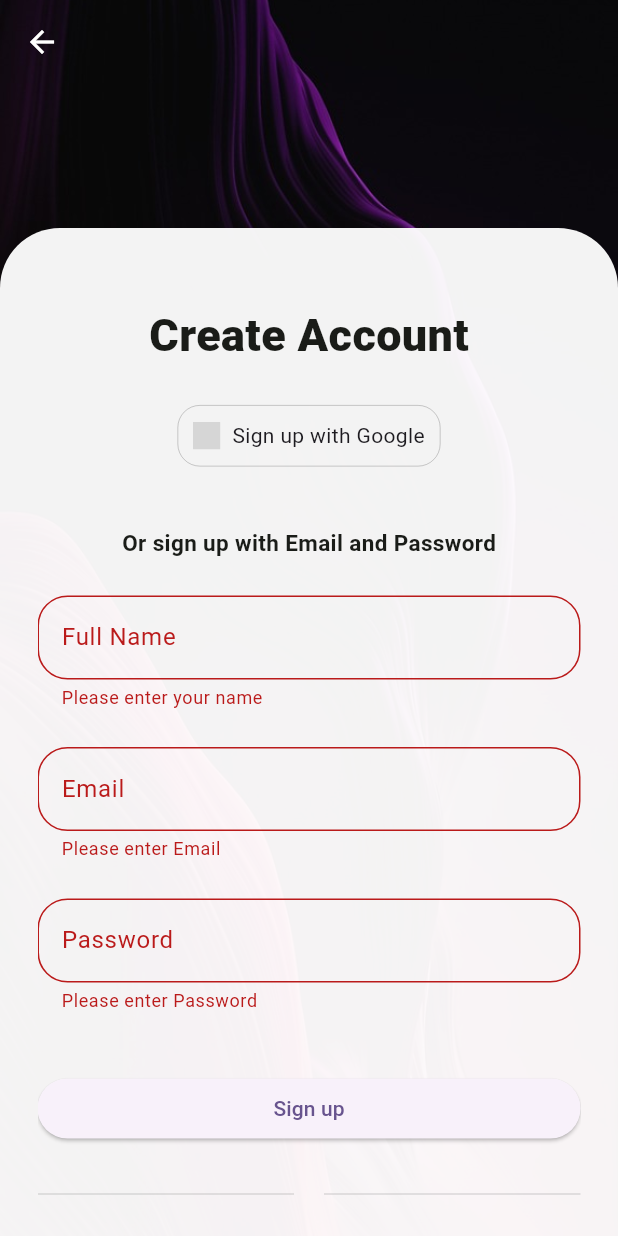
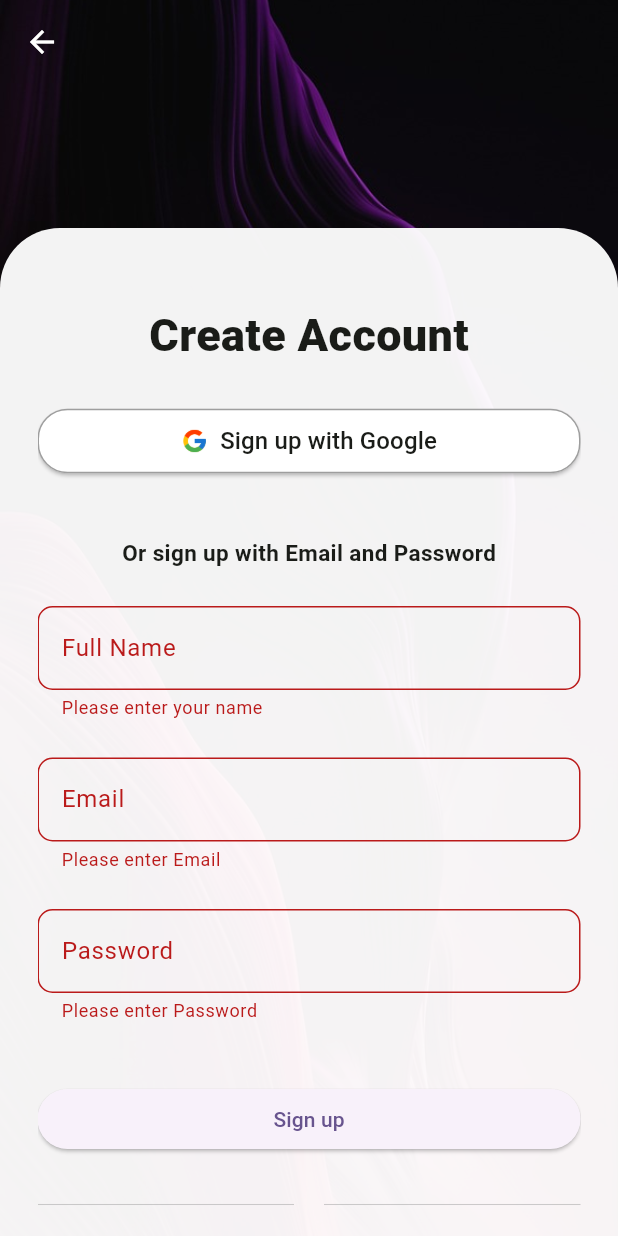
Before and after one commit to preetiGusain/warranti_app, a Flutter app: the SignupScreen screen opened directly, after a tap on "Sign up", on a phone screen of 412 x 824 dp. Run offline on Flutter 3.47's test engine with Material 3 defaults, Android fonts, the phone set to English and light mode, and no system bars; our stand-ins replace flutter_secure_storage, google_sign_in, image_picker; accounts and stored records are empty; grey boxes are pictures that could not be loaded.

Commit message:
Added loaders in signup screen buttons

```diff
--- a/lib/screens/signup_screen.dart
+++ b/lib/screens/signup_screen.dart
@@ -1,5 +1,4 @@
 import 'package:flutter/material.dart';
-import 'package:icons_plus/icons_plus.dart';
 import 'package:warranti_app/screens/signin_screen.dart';
 import 'package:warranti_app/service/auth_service.dart';
 import 'package:warranti_app/theme/theme.dart';
@@ -13,24 +12,30 @@ class SignupScreen extends StatefulWidget {
 }
 
 class _SignupScreenState extends State<SignupScreen> {
-  final _formSignInKey = GlobalKey<FormState>();
+  final _formSignUpKey = GlobalKey<FormState>();
+  final AuthService _authService = AuthService();
+
   String username = '';
   String email = '';
   String password = '';
+  bool _isGoogleLoading = false;
+  bool _isSignupLoading = false;
 
-  final AuthService _authService = AuthService();
+  void _signUp() async {
+    if (_formSignUpKey.currentState?.validate() ?? false) {
+      bool success = await _authService.signUpWithEmailPassword(username, email, password, context);
+      if (!success) {
+        ScaffoldMessenger.of(context).showSnackBar(const SnackBar(content: Text('Sign-up failed!')));
+      }
+    }
+  }
 
   @override
   Widget build(BuildContext context) {
     return CustomScaffold(
       child: Column(
         children: [
-          const Expanded(
-            flex: 1,
-            child: SizedBox(
-              height: 10,
-            ),
-          ),
+          const Expanded(flex: 1, child: SizedBox(height: 10)),
           Expanded(
             flex: 7,
             child: Container(
@@ -40,10 +45,11 @@ class _SignupScreenState extends State<SignupScreen> {
                 borderRadius: BorderRadius.only(
                   topLeft: Radius.circular(40.0),
                   topRight: Radius.circular(40.0),
-                  )),
+                ),
+              ),
               child: SingleChildScrollView(
                 child: Form(
-                  key: _formSignInKey,
+                  key: _formSignUpKey,
                   child: Column(
                     crossAxisAlignment: CrossAxisAlignment.center,
                     children: [
@@ -55,39 +61,45 @@ class _SignupScreenState extends State<SignupScreen> {
                           color: lightColorScheme.primary,
                         ),
                       ),
-                      const SizedBox(
-                        height: 25.0,
-                      ),
-                      // Google signup button
+                      const SizedBox(height: 25.0),
+
+                      // Google signup button (simplified to match SigninScreen)
                       SizedBox(
                         width: double.infinity,
-                        child: Row(
-                          mainAxisAlignment: MainAxisAlignment.spaceEvenly,
-                          children: [
-                            Container(
+                        child: ElevatedButton.icon(
+                          style: ElevatedButton.styleFrom(
+                            foregroundColor: Colors.black,
+                            backgroundColor: Colors.white,
                             padding: const EdgeInsets.all(10),
-                              decoration: BoxDecoration(
-                                border: Border.all(
-                                    color: Colors.black26, width: 0.5),
-                                borderRadius: BorderRadius.circular(15),
+                            shape: RoundedRectangleBorder(
+                              borderRadius: BorderRadius.circular(20),
                             ),
-                              child: Row(
-                                children: [
-                                  Logo(
-                                    Logos.google,
-                                    size: 18,
+                            side: const BorderSide(color: Colors.grey),
                           ),
-                                  const SizedBox(width: 8),
-                                  const Text('Sign up with Google'),
-                                ],
+                          icon: _isGoogleLoading
+                              ? const CircularProgressIndicator(color: Colors.black12, strokeWidth: 3)
+                              : Image.asset('assets/images/google_logo.png', height: 18),
+                          label: Text(
+                            'Sign up with Google',
+                            style: TextStyle(
+                              fontSize: 16,
+                              color: lightColorScheme.primary,
                             ),
                           ),
-                          ],
+                          onPressed: () async {
+                            if (_isGoogleLoading) return;
+                            setState(() => _isGoogleLoading = true);
+                            bool success = await _authService.signInWithGoogle(context);
+                            setState(() => _isGoogleLoading = false);
+                            if (!success) {
+                              ScaffoldMessenger.of(context).showSnackBar(const SnackBar(content: Text('Sign-up failed!')));
+                            }
+                          },
                         ),
                       ),
-                      const SizedBox(
-                        height: 40.0,
-                      ),
+
+                      const SizedBox(height: 40.0),
+
                       Text(
                         'Or sign up with Email and Password',
                         style: TextStyle(
@@ -96,10 +108,9 @@ class _SignupScreenState extends State<SignupScreen> {
                           color: lightColorScheme.primary,
                         ),
                       ),
-                      const SizedBox(
-                        height: 25.0,
-                      ),
-                      //Full name
+                      const SizedBox(height: 25.0),
+
+                      // Full name
                       TextFormField(
                         onChanged: (value) {
                           setState(() {
@@ -115,20 +126,18 @@ class _SignupScreenState extends State<SignupScreen> {
                         decoration: InputDecoration(
                           label: const Text('Full Name'),
                           hintText: 'Enter Full Name',
-                          hintStyle: const TextStyle(
-                            color: Colors.black26,
+                          hintStyle: const TextStyle(color: Colors.black26),
+                          border: OutlineInputBorder(
+                            borderSide: const BorderSide(color: Colors.black12),
+                            borderRadius: BorderRadius.circular(10),
                           ),
-                          border: OutlineInputBorder(
-                            borderSide: const BorderSide(
-                              color: Colors.black12,
-                            ),
-                            borderRadius: BorderRadius.circular(20),
+                          enabledBorder: const OutlineInputBorder(
+                            borderSide: BorderSide(color: Colors.black12),
                           ),
                         ),
                       ),
-                      const SizedBox(
-                        height: 25,
-                      ),
+                      const SizedBox(height: 25),
+
                       // Email
                       TextFormField(
                         onChanged: (value) {
@@ -145,20 +154,18 @@ class _SignupScreenState extends State<SignupScreen> {
                         decoration: InputDecoration(
                           label: const Text('Email'),
                           hintText: 'Enter Email',
-                          hintStyle: const TextStyle(
-                            color: Colors.black26,
+                          hintStyle: const TextStyle(color: Colors.black26),
+                          border: OutlineInputBorder(
+                            borderSide: const BorderSide(color: Colors.black12),
+                            borderRadius: BorderRadius.circular(10),
                           ),
-                          border: OutlineInputBorder(
-                            borderSide: const BorderSide(
-                              color: Colors.black12,
-                            ),
-                            borderRadius: BorderRadius.circular(20),
+                          enabledBorder: const OutlineInputBorder(
+                            borderSide: BorderSide(color: Colors.black12),
                           ),
                         ),
                       ),
-                      const SizedBox(
-                        height: 25.0,
-                      ),
+                      const SizedBox(height: 25.0),
+
                       // Password
                       TextFormField(
                         obscureText: true,
@@ -177,49 +184,53 @@ class _SignupScreenState extends State<SignupScreen> {
                         decoration: InputDecoration(
                           label: const Text('Password'),
                           hintText: 'Enter Password',
-                          hintStyle: const TextStyle(
-                            color: Colors.black26,
+                          hintStyle: const TextStyle(color: Colors.black26),
+                          border: OutlineInputBorder(
+                            borderSide: const BorderSide(color: Colors.black12),
+                            borderRadius: BorderRadius.circular(10),
                           ),
-                          border: OutlineInputBorder(
-                            borderSide: const BorderSide(
-                              color: Colors.black12,
-                            ),
-                            borderRadius: BorderRadius.circular(20),
+                          enabledBorder: const OutlineInputBorder(
+                            borderSide: BorderSide(color: Colors.black12),
                           ),
                         ),
                       ),
-                      const SizedBox(
-                        height: 40.0,
-                      ),
-                      // Sign up button
+
+                      const SizedBox(height: 40.0),
+
+                      // Sign-up button
                       SizedBox(
                         width: double.infinity,
                         child: ElevatedButton(
-                          onPressed: () async {
-                            if (_formSignInKey.currentState?.validate() ??
-                                false) {
-                              final success =
-                                  await _authService.signUpWithEmail(
+                          onPressed: _isSignupLoading
+                              ? null
+                              : () async {
+                                  if (_formSignUpKey.currentState?.validate() ?? false) {
+                                    setState(() {
+                                      _isSignupLoading = true;
+                                    });
+                                    final success = await _authService.signUpWithEmailPassword(
                                       username,
                                       email,
                                       password,
                                       context,
                                     );
+                                    setState(() {
+                                      _isSignupLoading = false;
+                                    });
                                     if (!success) {
-                                // Error message if signup fails
                                       ScaffoldMessenger.of(context).showSnackBar(
-                                  const SnackBar(
-                                      content: Text('Signup failed')),
-                                );
+                                          const SnackBar(content: Text('Signup failed')));
                                     }
                                   }
                                 },
-                          child: const Text("Sign up"),
+                          child: _isSignupLoading
+                              ? const CircularProgressIndicator(color: Colors.black12)
+                              : const Text("Sign up"),
                         ),
                       ),
-                      const SizedBox(
-                        height: 25.0,
-                      ),
+                      const SizedBox(height: 25.0),
+
+                      // Divider with "or" style
                       Row(
                         mainAxisAlignment: MainAxisAlignment.center,
                         children: [
@@ -230,10 +241,8 @@ class _SignupScreenState extends State<SignupScreen> {
                             ),
                           ),
                           const Padding(
-                              padding: EdgeInsets.symmetric(
-                            vertical: 0,
-                            horizontal: 10,
-                          )),
+                            padding: EdgeInsets.symmetric(horizontal: 10),
+                          ),
                           Expanded(
                             child: Divider(
                               thickness: 0.7,
@@ -242,17 +251,15 @@ class _SignupScreenState extends State<SignupScreen> {
                           ),
                         ],
                       ),
-                      const SizedBox(
-                        height: 25.0,
-                      ),
+                      const SizedBox(height: 25.0),
+
+                      // Already have an account link
                       Row(
                         mainAxisAlignment: MainAxisAlignment.center,
                         children: [
                           const Text(
-                            'Already have an account',
-                            style: TextStyle(
-                              color: Colors.black45,
-                            ),
+                            'Already have an account?',
+                            style: TextStyle(color: Colors.black45),
                           ),
                           GestureDetector(
                             onTap: () {
@@ -273,9 +280,7 @@ class _SignupScreenState extends State<SignupScreen> {
                           ),
                         ],
                       ),
-                      const SizedBox(
-                        height: 25.0,
-                      ),
+                      const SizedBox(height: 25.0),
                     ],
                   ),
                 ),
--- a/lib/service/auth_service.dart
+++ b/lib/service/auth_service.dart
@@ -37,7 +37,7 @@ class AuthService {
           "id": user.id,
           "displayName": user.displayName,
           "email": user.email,
-          "photoUrl": user.photoUrl
+          "photoUrl": user.photoUrl ?? ''
         }),
       );
       print("Response: $response");
@@ -102,7 +102,7 @@ class AuthService {
   }
 
   // Sign up with Email/Password
-  Future<bool> signUpWithEmail(String fullName, String email, String password,
+  Future<bool> signUpWithEmailPassword(String fullName, String email, String password,
       BuildContext context) async {
     try {
       final response = await http.post(
```
Lines whose indentation alone changed are shown as unchanged.
